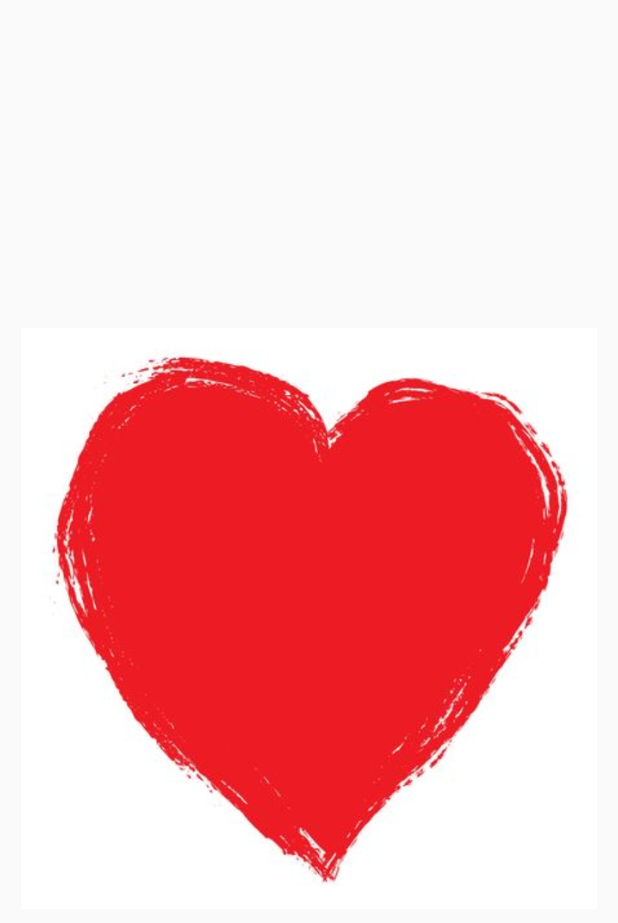
After one commit to abiramee/ImageFromLayout, an Android app: the layout alert_dialog.xml on its own in the app's theme, with its tools: preview values and no code run, on a phone screen of 412 x 824 dp. The commit adds this screen. Shown: the top 923 px of the screen. Run offline under Robolectric (Android 15) with nearby library versions, the phone set to English and light mode, and no system bars.

Commit message:
dialog added

```diff
--- /dev/null
+++ b/app/src/main/res/layout/alert_dialog.xml
@@ -0,0 +1,18 @@
+<?xml version="1.0" encoding="utf-8"?>
+<android.support.constraint.ConstraintLayout
+    xmlns:android="http://schemas.android.com/apk/res/android"
+    xmlns:app="http://schemas.android.com/apk/res-auto"
+    xmlns:tools="http://schemas.android.com/tools"
+    android:layout_width="match_parent"
+    android:layout_height="match_parent">
+
+    <ImageView
+        android:id="@+id/imageView"
+        android:layout_width="384dp"
+        android:layout_height="450dp"
+        app:layout_constraintBottom_toBottomOf="parent"
+        app:layout_constraintEnd_toEndOf="parent"
+        app:layout_constraintStart_toStartOf="parent"
+        app:layout_constraintTop_toTopOf="parent"
+        app:srcCompat="@drawable/heart" />
+</android.support.constraint.ConstraintLayout>
```
Also changed, not shown: app/src/main/res/layout/activity_main.xml (+21 -14 lines).
